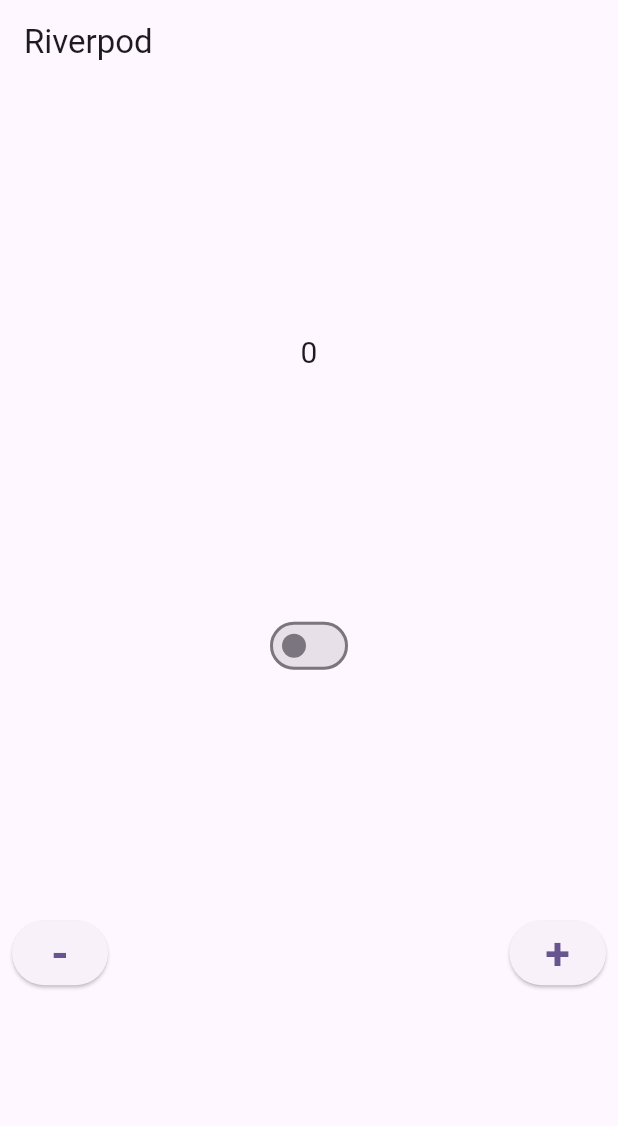
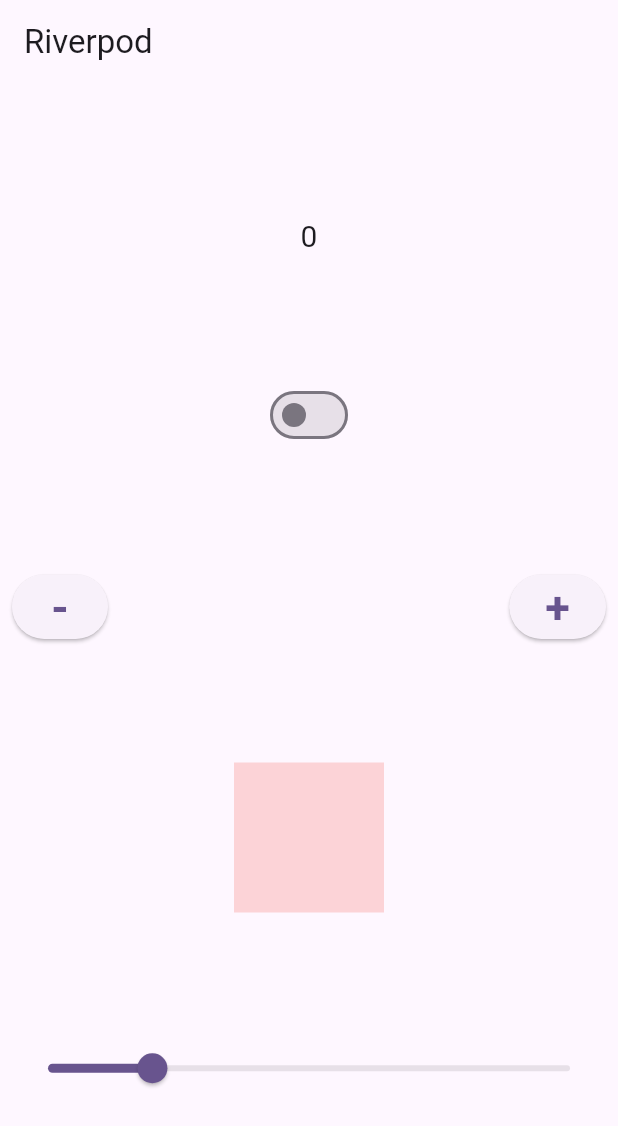
Before and after one commit to 9xRahul/riverpod, a Flutter app: the screen it shows after launch, on a phone screen of 412 x 824 dp. Shown: the top 1126 px of the screen. Run offline on Flutter 3.47's test engine with Material 3 defaults, Android fonts, the phone set to English and light mode, and no system bars; our stand-ins replace flutter_riverpod.

Commit message:
Slider and change color without class

```diff
--- a/lib/home_screen.dart
+++ b/lib/home_screen.dart
@@ -1,5 +1,6 @@
 import 'package:flutter/material.dart';
 import 'package:flutter_riverpod/flutter_riverpod.dart';
+import 'slider_provider.dart';
 
 final counter = StateProvider<int>((ref) {
   return 0;
@@ -17,6 +18,7 @@ class HomeScreen extends ConsumerStatefulWidget {
 }
 
 class _HomeScreenState extends ConsumerState<HomeScreen> {
+  double? tempSlider;
   @override
   Widget build(BuildContext context) {
     return Scaffold(
@@ -66,7 +68,23 @@ class _HomeScreenState extends ConsumerState<HomeScreen> {
                           TextStyle(fontSize: 30, fontWeight: FontWeight.bold),
                     ))
               ],
-            )
+            ),
+            Consumer(builder: (context, ref, chil) {
+              final tempSlider = ref.watch(slider);
+              return Container(
+                height: 100,
+                width: 100,
+                color: Colors.red.withOpacity(tempSlider),
+              );
+            }),
+            Consumer(builder: (context, ref, child) {
+              final tempSlider = ref.watch(slider);
+              return Slider(
+                  value: tempSlider!,
+                  onChanged: (value) {
+                    ref.read(slider.notifier).state = value;
+                  });
+            })
           ],
         ),
       ),
```
Also changed, not shown: lib/slider_provider.dart (added, +18 -0 lines).
